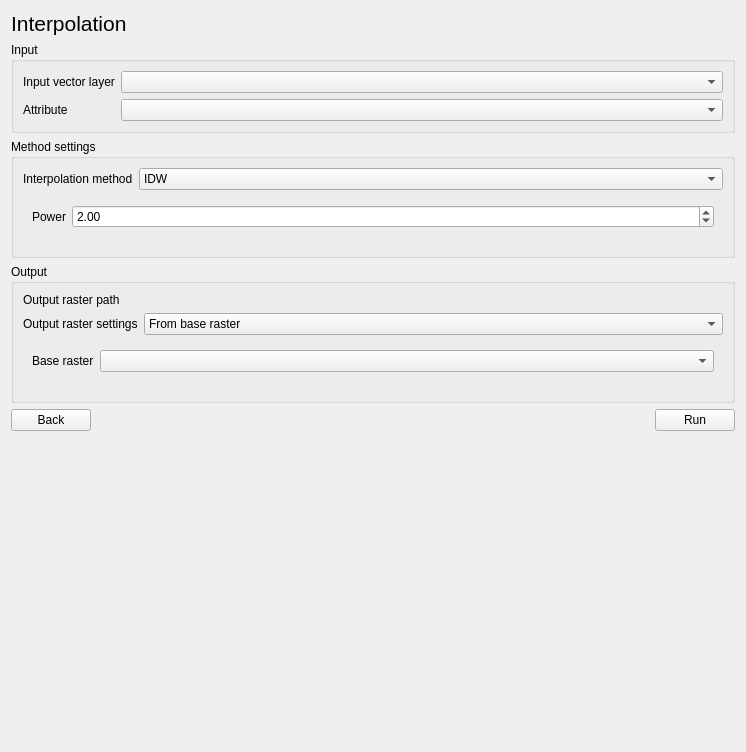
This is eis_qgis_plugin/resources/ui/mineral_proxies/proxy_workflow2_interpolation.ui in GispoCoding/eis_qgis_plugin as Qt 5 draws it before an edit. The edited form follows.
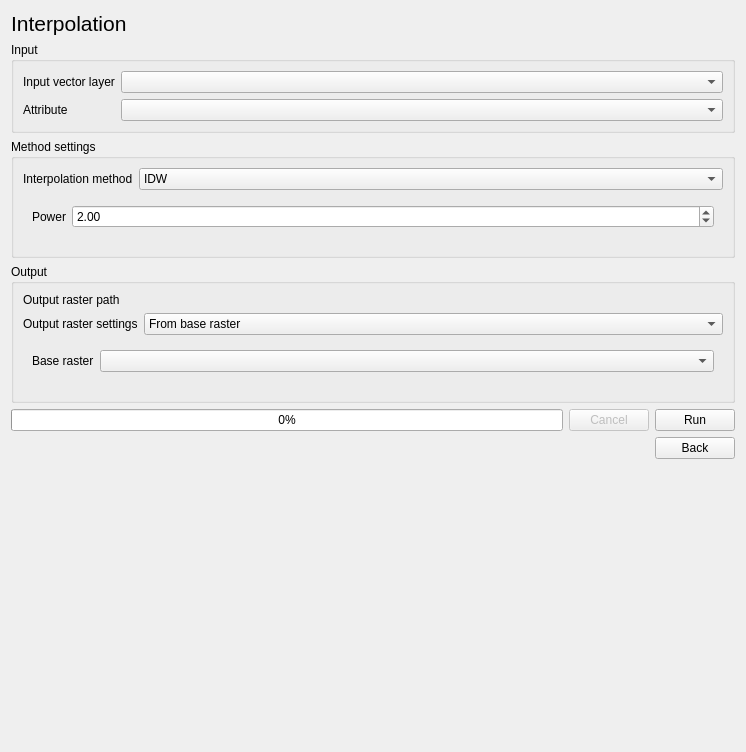
This is the edited form. Custom widgets are drawn as their Qt base class.

Commit message: Added progress bar to proxy processing windows

The edit to the form file:
```diff
--- a/eis_qgis_plugin/resources/ui/mineral_proxies/proxy_workflow2_interpolation.ui
+++ b/eis_qgis_plugin/resources/ui/mineral_proxies/proxy_workflow2_interpolation.ui
@@ -351,14 +351,35 @@
    <item>
     <layout class="QHBoxLayout" name="btn_layout">
      <item>
-      <widget class="QPushButton" name="back_btn">
+      <widget class="QProgressBar" name="progress_bar">
+       <property name="value">
+        <number>0</number>
+       </property>
+      </widget>
+     </item>
+     <item>
+      <widget class="QPushButton" name="cancel_btn">
+       <property name="enabled">
+        <bool>false</bool>
+       </property>
        <property name="text">
-        <string>Back</string>
+        <string>Cancel</string>
        </property>
       </widget>
      </item>
      <item>
-      <spacer name="run_btn_spacer">
+      <widget class="QPushButton" name="run_btn">
+       <property name="text">
+        <string>Run</string>
+       </property>
+      </widget>
+     </item>
+    </layout>
+   </item>
+   <item>
+    <layout class="QHBoxLayout" name="btn_layout_3">
+     <item>
+      <spacer name="run_btn_spacer_3">
        <property name="orientation">
         <enum>Qt::Horizontal</enum>
        </property>
@@ -371,9 +392,9 @@
       </spacer>
      </item>
      <item>
-      <widget class="QPushButton" name="run_btn">
+      <widget class="QPushButton" name="back_btn">
        <property name="text">
-        <string>Run</string>
+        <string>Back</string>
        </property>
       </widget>
      </item>
```
Left out of the diff: 2 changed lines with no effect on the pictures. The commit also changes 5 other files.
